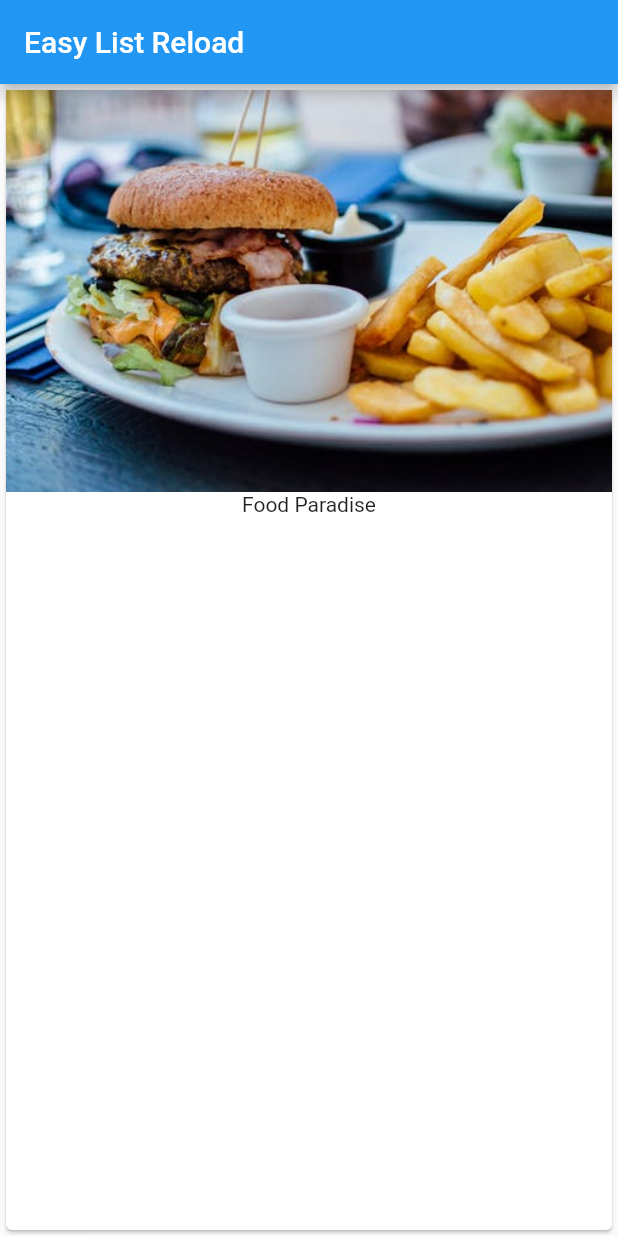
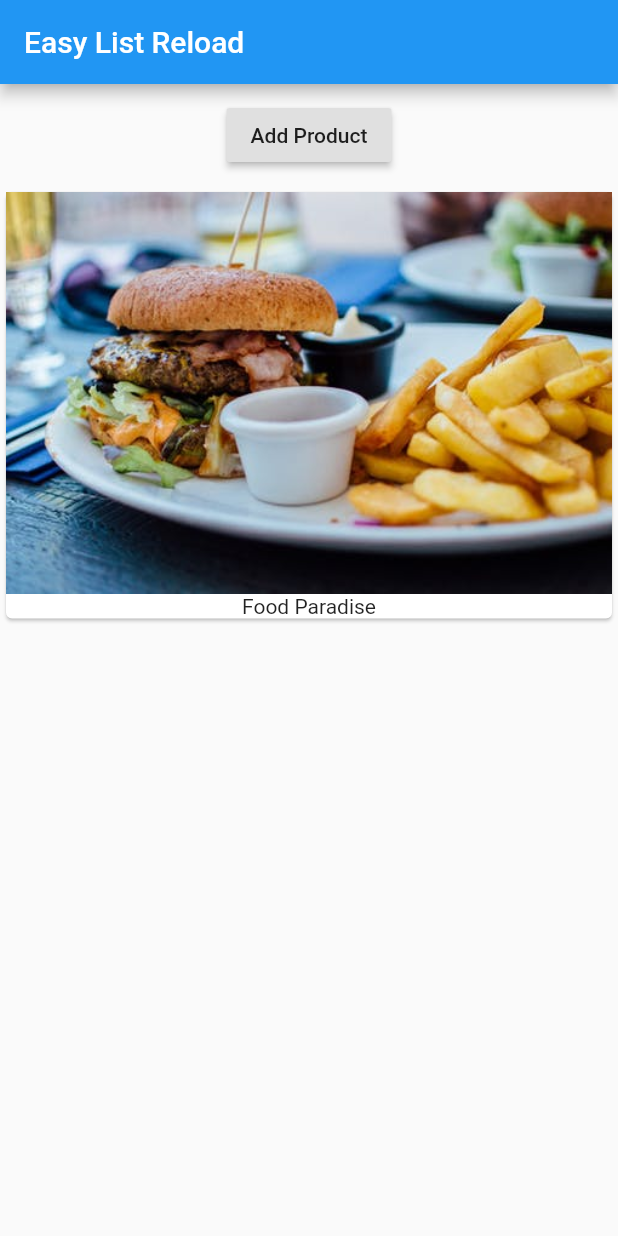
Before and after one commit to iamsss/Learning-Flutter, a Flutter app: the screen it shows after launch, on a phone screen of 412 x 824 dp. Run offline on Flutter 3.47's test engine with Material 2 defaults, Android fonts, the phone set to English and light mode, and no system bars.

Commit message:
Adding Extra Feature to Card

```diff
--- a/lib/main.dart
+++ b/lib/main.dart
@@ -12,11 +12,24 @@ class MyApp extends StatelessWidget {
           appBar: AppBar(
             title: Text('Easy List Reload'),
           ),
-        body: Card(child: Column(children: <Widget>[
+          body: Column(
+            children: [
+              Container(
+                margin: EdgeInsets.all(10.0),
+                child: RaisedButton(
+                onPressed: () {},
+                child: Text('Add Product'),), ),
+
+              Card(
+                child: Column(
+                  children: <Widget>[
                     Image.asset('assets/food.jpeg'),
                     Text('Food Paradise')
-        ],),),
+                  ],
                 ),
+              ),
+            ],
+          )),
     );
   }
 }
```
Lines whose indentation alone changed are shown as unchanged.
